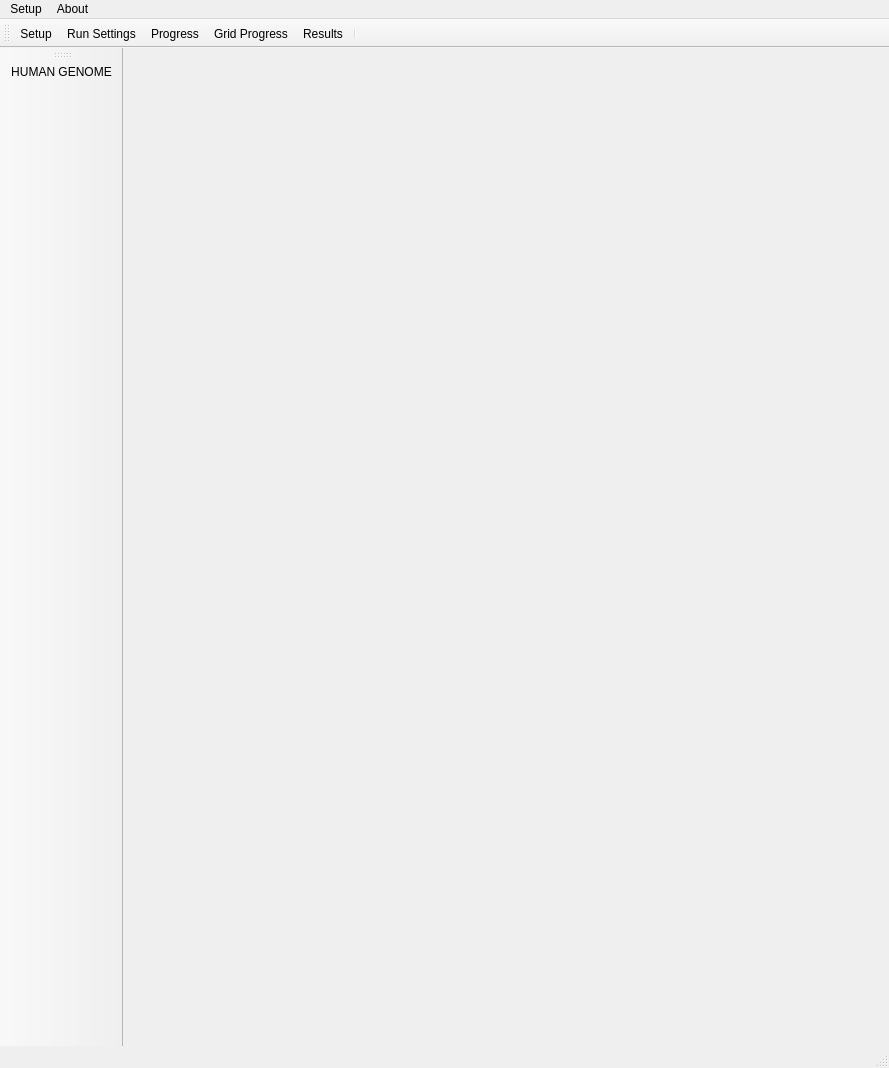
Before: the Qt Designer form mainframe.ui in hallamlab/MetaPathwaysGUI, drawn with Qt 5.
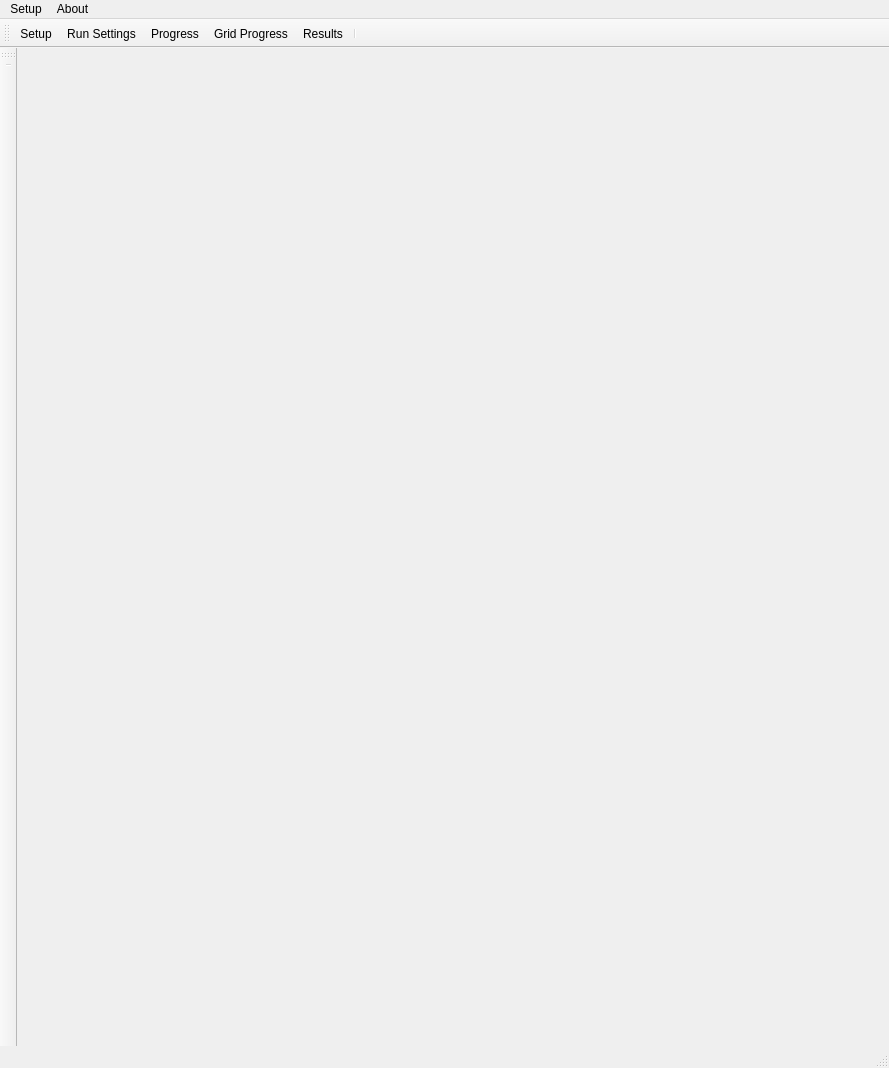
After: the same form once the commit is applied.

```diff
--- a/mainframe.ui
+++ b/mainframe.ui
@@ -27,7 +27,7 @@
   </property>
   <widget class="QWidget" name="centralwidget">
    <layout class="QGridLayout" name="gridLayout">
-    <item row="0" column="0">
+    <item row="0" column="1">
      <widget class="QStackedWidget" name="stackedWidget">
       <widget class="QWidget" name="page_3"/>
       <widget class="QWidget" name="page_4"/>
@@ -93,15 +93,6 @@
    <addaction name="separator"/>
   </widget>
   <widget class="QToolBar" name="leftToolBar">
-   <property name="enabled">
-    <bool>true</bool>
-   </property>
-   <property name="sizePolicy">
-    <sizepolicy hsizetype="Fixed" vsizetype="Preferred">
-     <horstretch>0</horstretch>
-     <verstretch>0</verstretch>
-    </sizepolicy>
-   </property>
    <property name="windowTitle">
     <string>toolBar_2</string>
    </property>
@@ -109,9 +100,9 @@
     <enum>LeftToolBarArea</enum>
    </attribute>
    <attribute name="toolBarBreak">
-    <bool>true</bool>
+    <bool>false</bool>
    </attribute>
-   <addaction name="actionTest"/>
+   <addaction name="separator"/>
   </widget>
   <action name="actionSetup">
    <property name="text">
```
Left out of the diff: 30 changed lines with no effect on the pictures.
